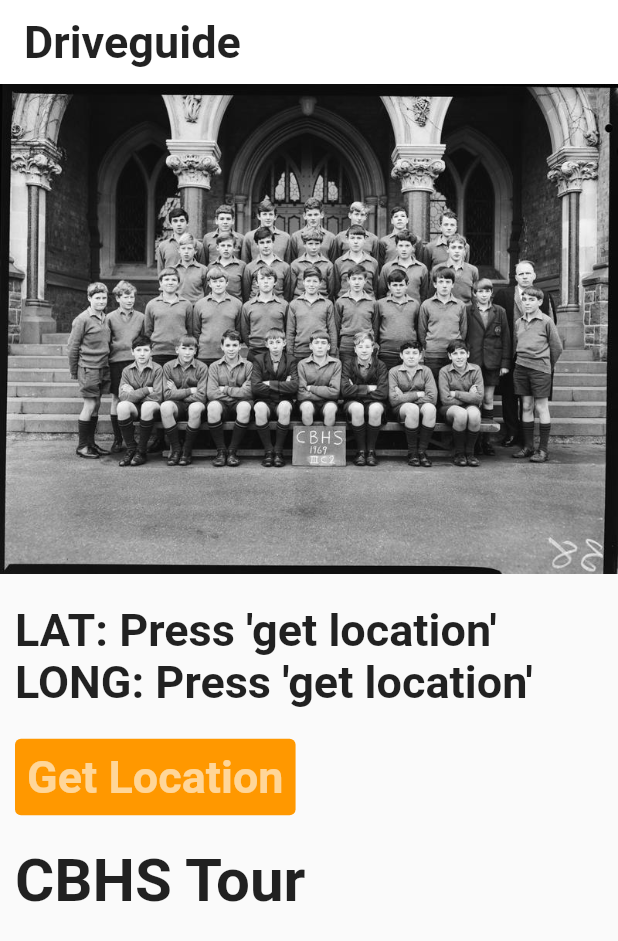
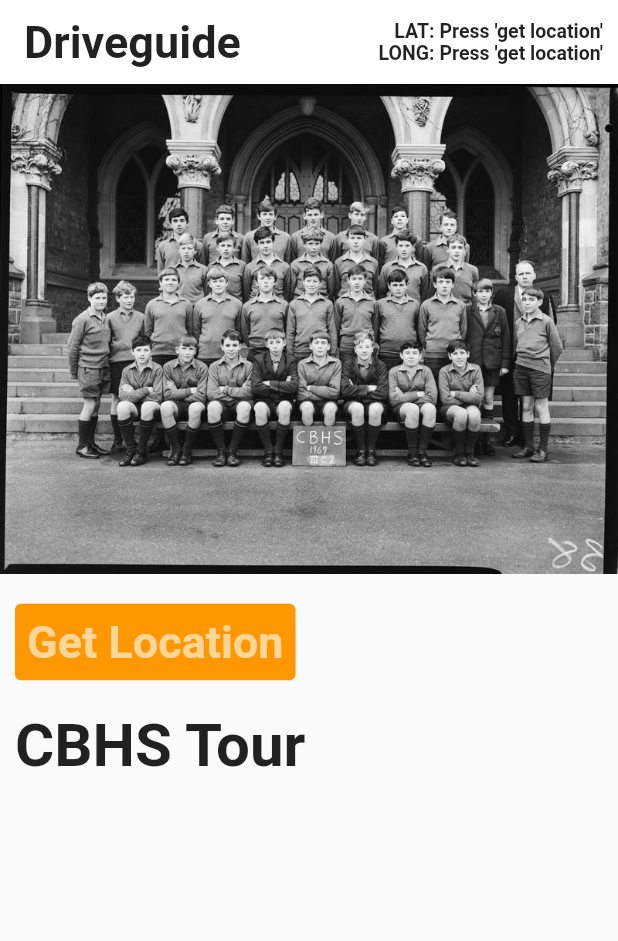
Before and after one commit to leftlyk/Driveguide, a Flutter app: the screen it shows after launch, on a phone screen of 412 x 824 dp. Shown: the top 941 px of the screen. Run offline on Flutter 3.47's test engine with Material 2 defaults, Android fonts, the phone set to English and light mode, and no system bars; our stand-ins replace geolocator.

Commit message:
Design Refresh 1.3 Changed position of LAT and LONG to appbar, leaving more room for description.

```diff
--- a/lib/home_page.dart
+++ b/lib/home_page.dart
@@ -142,14 +142,29 @@ class _HomePageState extends State<HomePage> {
 
     return Scaffold(
       appBar: AppBar(
+      backgroundColor: Colors.white,
         title: Text('Driveguide',
             style: TextStyle(
             color: Colors.black87,
             fontWeight: FontWeight.bold,
             fontSize: 30)
         ),
-        backgroundColor: Colors.white,
-
+        actions: <Widget>[
+          Padding(
+            padding: EdgeInsets.fromLTRB(0, 0, 10, 0),
+          child: Center(
+          child: Text(
+              "LAT: ${lat} \n LONG: ${ltd}",
+              textAlign: TextAlign.right,
+              style: TextStyle(
+                  color: Colors.black87,
+                  fontWeight: FontWeight.bold,
+                  fontSize: 13
+                )
+          ),
+          ),
+          ),
+      ],
       ),
       body: Column(
           mainAxisAlignment: MainAxisAlignment.center,
@@ -157,20 +172,8 @@ class _HomePageState extends State<HomePage> {
           children: <Widget>[
             Image.asset('assets/$imageLink' //imageLink
             ),
-            SizedBox(height: 20.0),
-        Container(
-          margin: EdgeInsets.fromLTRB(10.0, 0, 0, 0),
-          child: Text(
-                "LAT: ${lat} \nLONG: ${ltd}",
-              style: TextStyle(
-                  color: Colors.black87,
-                  fontWeight: FontWeight.bold,
-                  fontSize: 30)
-              ),
-        ),
 
             SizedBox(height: 20.0),
-
 
             Container(
               margin: EdgeInsets.fromLTRB(10.0, 0, 0, 0),
```
